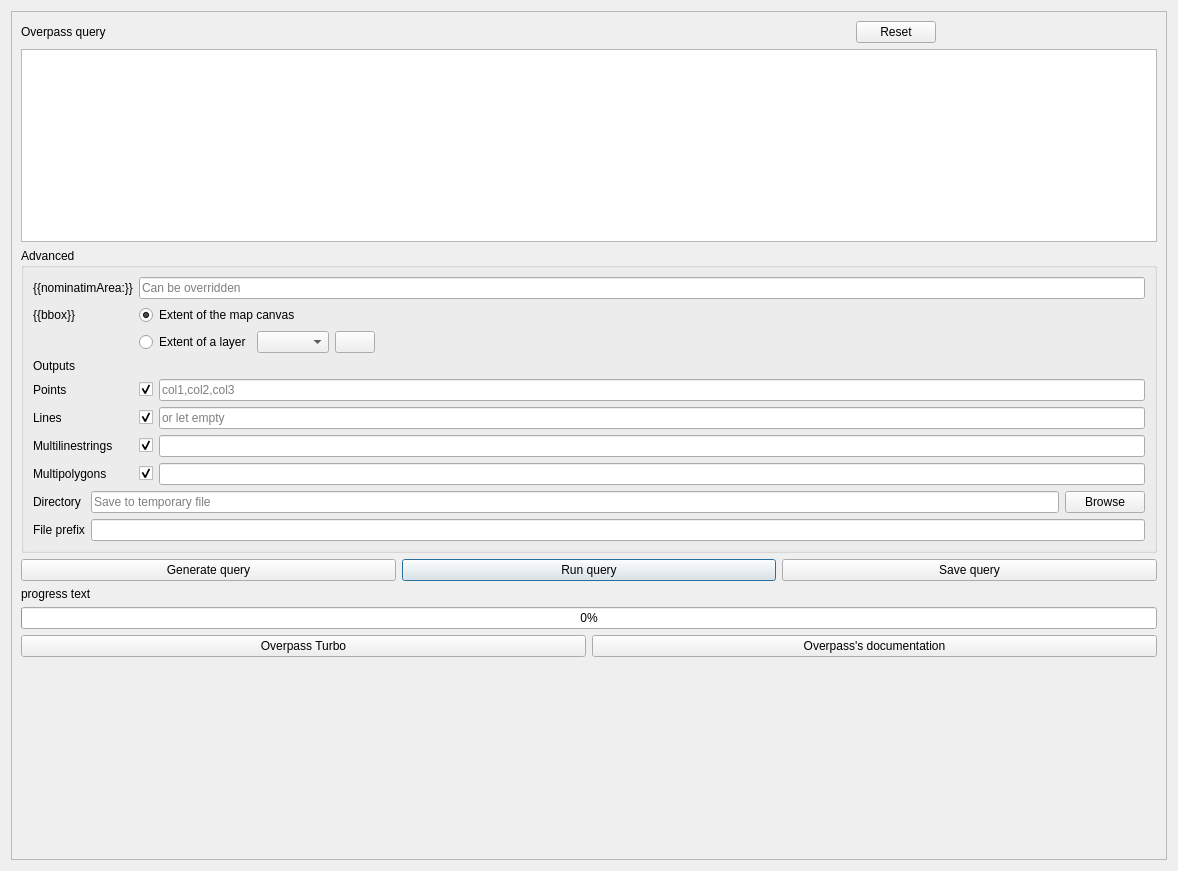
Old version of the form ui/query.ui in the repository 3liz/QuickOSM.
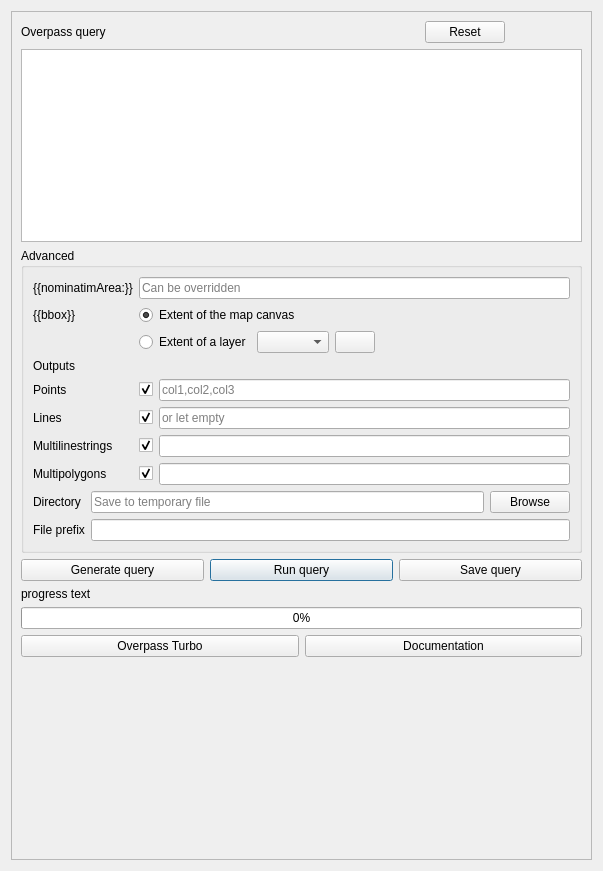
New version of the form. Icons and pictures are not drawn. Custom widgets are drawn as their Qt base class.

The edit to the form file:
```diff
--- a/ui/query.ui
+++ b/ui/query.ui
@@ -6,7 +6,7 @@
    <rect>
     <x>0</x>
     <y>0</y>
-    <width>1178</width>
+    <width>603</width>
     <height>871</height>
    </rect>
   </property>
@@ -24,7 +24,7 @@
        <rect>
         <x>0</x>
         <y>0</y>
-        <width>1164</width>
+        <width>589</width>
         <height>857</height>
        </rect>
       </property>
@@ -376,7 +376,7 @@
          <item>
           <widget class="QPushButton" name="pushButton_docOverpass">
            <property name="text">
-            <string>Overpass's documentation</string>
+            <string>Documentation</string>
            </property>
           </widget>
          </item>
```
Left out of the diff: 2 changed lines with no effect on the pictures.
